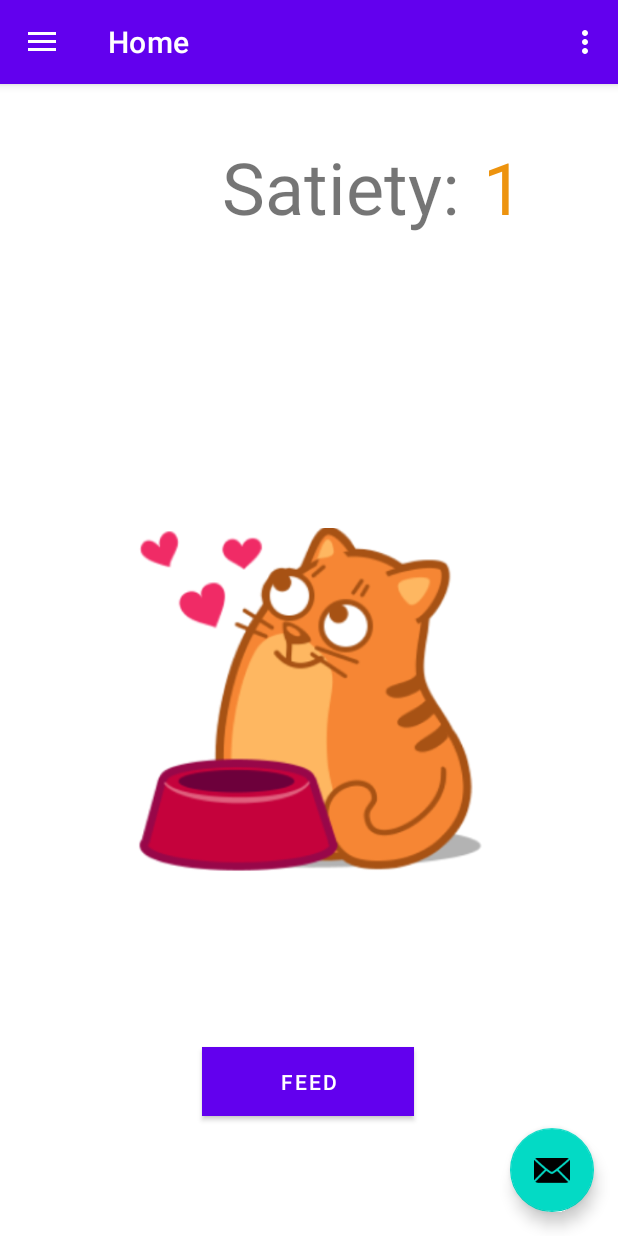
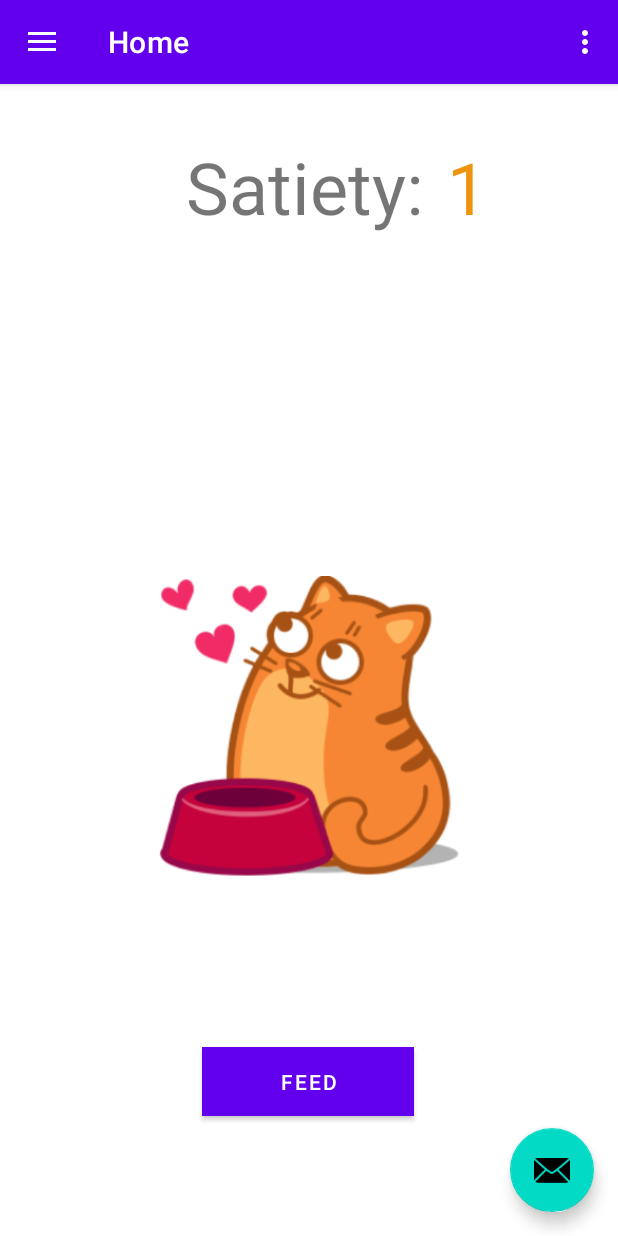
Before and after one commit to Evgenij009/FeedTheCat, an Android app: the screen it shows after launch (MainActivity), after a tap on "FEED", on a phone screen of 412 x 824 dp. Run offline under Robolectric (Android 15) with nearby library versions, the phone set to English and light mode, and no system bars; our stand-ins replace navigation-ui.

Commit message:
some fix and add about dev

```diff
--- a/app/src/main/java/com/example/lab1/MainActivity.kt
+++ b/app/src/main/java/com/example/lab1/MainActivity.kt
@@ -2,10 +2,6 @@ package com.example.lab1
 
 import android.os.Bundle
 import android.view.Menu
-import android.view.View
-import android.view.animation.*
-import android.widget.ImageView
-import android.widget.TextView
 import androidx.appcompat.app.AppCompatActivity
 import androidx.drawerlayout.widget.DrawerLayout
 import androidx.navigation.findNavController
@@ -14,10 +10,8 @@ import androidx.navigation.ui.navigateUp
 import androidx.navigation.ui.setupActionBarWithNavController
 import androidx.navigation.ui.setupWithNavController
 import com.example.lab1.databinding.ActivityMainBinding
-import com.example.lab1.ui.home.BounceInterpolator
 import com.google.android.material.navigation.NavigationView
 import com.google.android.material.snackbar.Snackbar
-import kotlin.random.Random
 
 class MainActivity : AppCompatActivity() {
 
@@ -44,7 +38,7 @@ class MainActivity : AppCompatActivity() {
         // menu should be considered as top level destinations.
         appBarConfiguration = AppBarConfiguration(
             setOf(
-                R.id.nav_home, R.id.nav_gallery, R.id.nav_slideshow
+                R.id.nav_home, R.id.nav_gallery, R.id.nav_about_dev
             ), drawerLayout
         )
         setupActionBarWithNavController(navController, appBarConfiguration)
--- a/app/src/main/java/com/example/lab1/ui/gallery/GalleryViewModel.kt
+++ b/app/src/main/java/com/example/lab1/ui/about/AboutViewModel.kt
@@ -1,13 +1,13 @@
-package com.example.lab1.ui.gallery
+package com.example.lab1.ui.about
 
 import androidx.lifecycle.LiveData
 import androidx.lifecycle.MutableLiveData
 import androidx.lifecycle.ViewModel
 
-class GalleryViewModel : ViewModel() {
+class AboutViewModel : ViewModel() {
 
     private val _text = MutableLiveData<String>().apply {
-        value = "This is gallery Fragment"
+        value = "951007, Shadura, Lab-1"
     }
     val text: LiveData<String> = _text
 }
--- a/app/src/main/java/com/example/lab1/ui/home/HomeFragment.kt
+++ b/app/src/main/java/com/example/lab1/ui/home/HomeFragment.kt
@@ -1,8 +1,6 @@
 package com.example.lab1.ui.home
 
-import android.R.attr.button
 import android.os.Bundle
-import android.util.Log
 import android.view.LayoutInflater
 import android.view.View
 import android.view.ViewGroup
@@ -17,6 +15,7 @@ import androidx.fragment.app.Fragment
 import androidx.lifecycle.ViewModelProvider
 import com.example.lab1.R
 import com.example.lab1.databinding.FragmentHomeBinding
+import kotlin.properties.Delegates
 import kotlin.random.Random
 
 
@@ -31,6 +30,9 @@ class HomeFragment : Fragment() {
     private lateinit var imageCat: ImageView
     private lateinit var btn: Button
     private var lastAngle = -1;
+    companion object {
+        var countCat: Int = 0;
+    }
 
     override fun onCreateView(
         inflater: LayoutInflater,
@@ -43,6 +45,7 @@ class HomeFragment : Fragment() {
         _binding = FragmentHomeBinding.inflate(inflater, container, false)
         val root: View = binding.root
         textView = binding.textView
+        textView.text = countCat.toString()
         imageCat = binding.imageCat
         btn = binding.countButton
         btn.setOnClickListener { view ->
@@ -52,18 +55,15 @@ class HomeFragment : Fragment() {
     }
 
     fun countMe() {
-        val countString = textView.text.toString();
-        var count: Int = Integer.parseInt(countString);
-        count++;
+        countCat++;
 
-
-        if (count % 3 == 0) {
+        if (countCat % 3 == 0) {
             val s = AnimationSet(true)
             s.addAnimation(spinCat())
             s.addAnimation(scalingCat())
             imageCat.startAnimation(s)
         }
-        textView.text = count.toString()
+        textView.text = countCat.toString()
     }
 
     fun spinCat() : Animation {
--- a/app/src/main/java/com/example/lab1/ui/slideshow/SlideshowViewModel.kt
+++ b/app/src/main/java/com/example/lab1/ui/statistic/StatisticViewModel.kt
@@ -1,13 +1,13 @@
-package com.example.lab1.ui.slideshow
+package com.example.lab1.ui.statistic
 
 import androidx.lifecycle.LiveData
 import androidx.lifecycle.MutableLiveData
 import androidx.lifecycle.ViewModel
 
-class SlideshowViewModel : ViewModel() {
+class StatisticViewModel : ViewModel() {
 
     private val _text = MutableLiveData<String>().apply {
-        value = "This is slideshow Fragment"
+        value = "This is statistic Fragment"
     }
     val text: LiveData<String> = _text
 }
--- a/app/src/main/res/layout/fragment_home.xml
+++ b/app/src/main/res/layout/fragment_home.xml
@@ -22,8 +22,8 @@
 
     <ImageView
         android:id="@+id/imageCat"
-        android:layout_width="231dp"
-        android:layout_height="245dp"
+        android:layout_width="202dp"
+        android:layout_height="210dp"
         android:layout_marginStart="8dp"
         android:layout_marginBottom="108dp"
         app:layout_constraintBottom_toTopOf="@+id/count_button"
@@ -62,7 +62,7 @@
         android:id="@+id/textView3"
         android:layout_width="wrap_content"
         android:layout_height="wrap_content"
-        android:layout_marginStart="148dp"
+        android:layout_marginStart="124dp"
         android:layout_marginTop="36dp"
         android:text="Satiety:"
         android:textSize="48sp"
--- a/app/src/main/res/layout/fragment_slideshow.xml
+++ b/app/src/main/res/layout/fragment_slideshow.xml
@@ -4,7 +4,7 @@
     xmlns:tools="http://schemas.android.com/tools"
     android:layout_width="match_parent"
     android:layout_height="match_parent"
-    tools:context=".ui.slideshow.SlideshowFragment">
+    tools:context=".ui.statistic.StatisticFragment">
 
     <TextView
         android:id="@+id/text_slideshow"
--- a/app/src/main/res/menu/activity_main_drawer.xml
+++ b/app/src/main/res/menu/activity_main_drawer.xml
@@ -1,5 +1,6 @@
 <?xml version="1.0" encoding="utf-8"?>
 <menu xmlns:android="http://schemas.android.com/apk/res/android"
+    xmlns:app="http://schemas.android.com/apk/res-auto"
     xmlns:tools="http://schemas.android.com/tools"
     tools:showIn="navigation_view">
 
@@ -9,12 +10,12 @@
             android:icon="@drawable/ic_menu_camera"
             android:title="@string/menu_home" />
         <item
+            android:id="@+id/nav_about_dev"
+            android:icon="@drawable/ic_menu_about_dev"
+            android:title="@string/menu_statistic" />
+        <item
             android:id="@+id/nav_gallery"
-            android:icon="@drawable/ic_menu_gallery"
-            android:title="@string/menu_gallery" />
-        <item
-            android:id="@+id/nav_slideshow"
-            android:icon="@drawable/ic_menu_slideshow"
-            android:title="@string/menu_slideshow" />
+            android:icon="@drawable/ic_menu_about"
+            android:title="@string/menu_about_dev" />
     </group>
 </menu>
--- a/app/src/main/res/navigation/mobile_navigation.xml
+++ b/app/src/main/res/navigation/mobile_navigation.xml
@@ -13,13 +13,13 @@
 
     <fragment
         android:id="@+id/nav_gallery"
-        android:name="com.example.lab1.ui.gallery.GalleryFragment"
-        android:label="@string/menu_gallery"
-        tools:layout="@layout/fragment_gallery" />
+        android:name="com.example.lab1.ui.about.AboutFragment"
+        android:label="@string/menu_about_dev"
+        tools:layout="@layout/fragment_statistic" />
 
     <fragment
-        android:id="@+id/nav_slideshow"
-        android:name="com.example.lab1.ui.slideshow.SlideshowFragment"
-        android:label="@string/menu_slideshow"
+        android:id="@+id/nav_about_dev"
+        android:name="com.example.lab1.ui.statistic.StatisticFragment"
+        android:label="@string/menu_statistic"
         tools:layout="@layout/fragment_slideshow" />
 </navigation>
--- a/app/src/main/res/values/strings.xml
+++ b/app/src/main/res/values/strings.xml
@@ -8,6 +8,6 @@
     <string name="action_settings">Settings</string>
 
     <string name="menu_home">Home</string>
-    <string name="menu_gallery">Gallery</string>
-    <string name="menu_slideshow">Slideshow</string>
+    <string name="menu_about_dev">About developer</string>
+    <string name="menu_statistic">Statistic</string>
 </resources>
```
Also changed, not shown: app/src/main/java/com/example/lab1/ui/about/AboutFragment.kt (renamed from app/src/main/java/com/example/lab1/ui/slideshow/SlideshowFragment.kt, +9 -9 lines), app/src/main/java/com/example/lab1/ui/statistic/StatisticFragment.kt (renamed from app/src/main/java/com/example/lab1/ui/gallery/GalleryFragment.kt, +9 -9 lines), app/src/main/res/layout/fragment_statistic.xml (renamed from app/src/main/res/layout/fragment_gallery.xml, +5 -3 lines), app/src/main/res/drawable/ic_menu_about.xml (renamed from app/src/main/res/drawable/ic_menu_gallery.xml), app/src/main/res/drawable/ic_menu_about_dev.xml (renamed from app/src/main/res/drawable/ic_menu_slideshow.xml).
